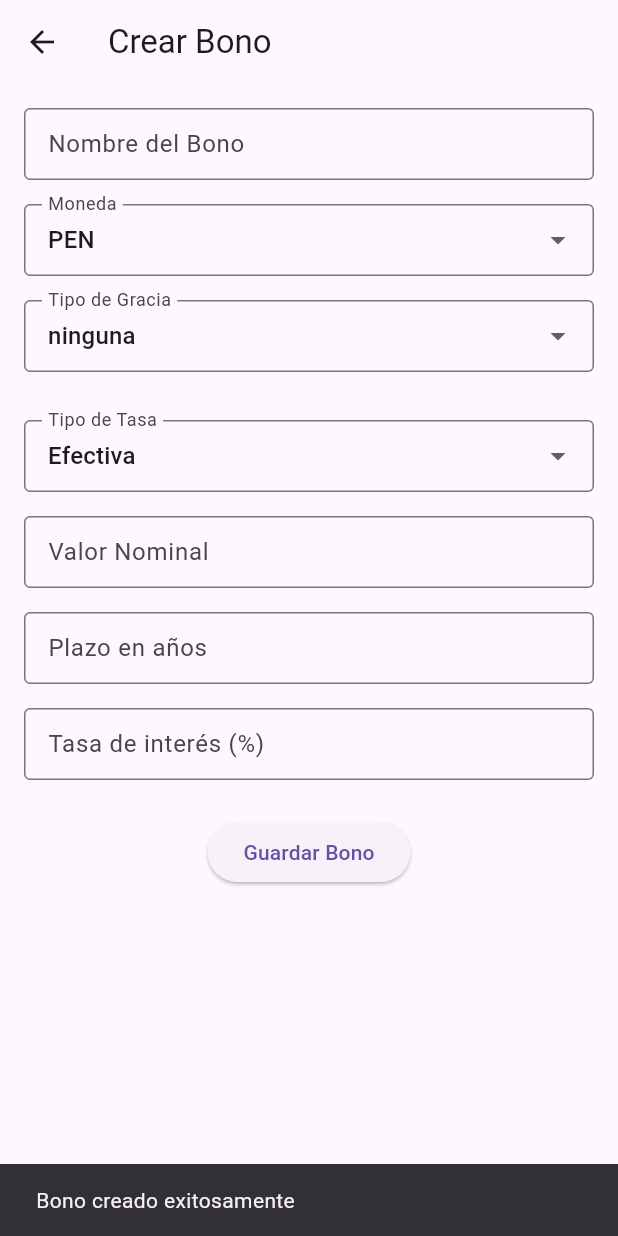
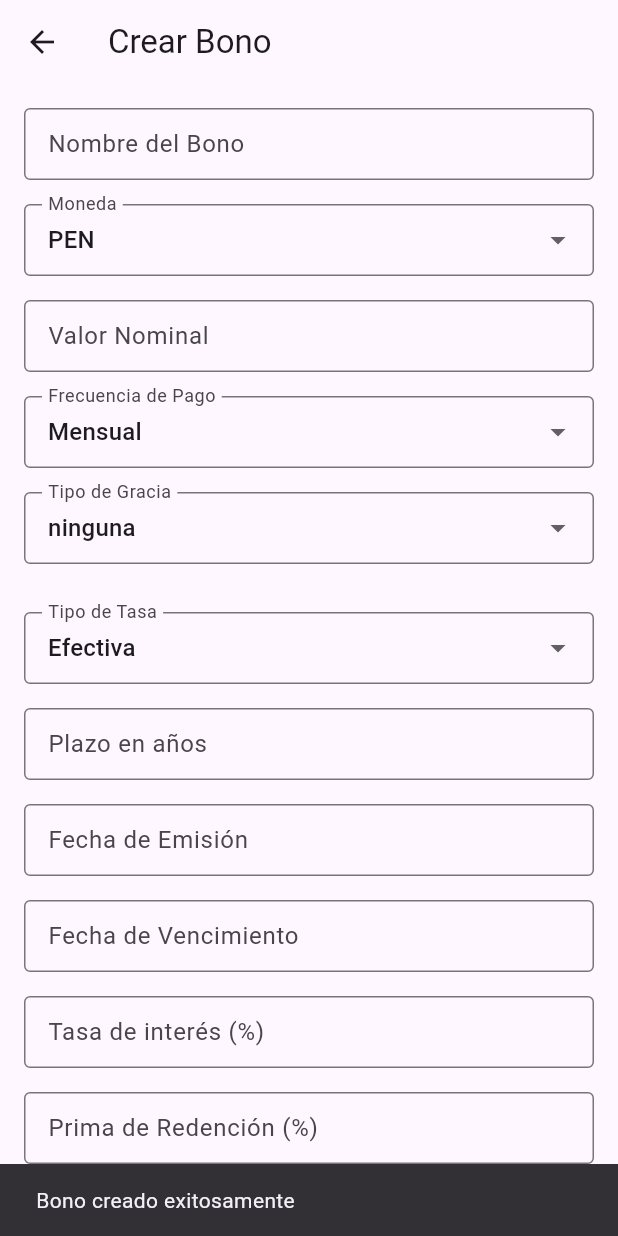
Before and after one commit to AppFinanzasGrupo4/flutter-app, a Flutter app: the CrearBonoScreen screen opened directly, after a tap on "Guardar Bono", on a phone screen of 412 x 824 dp. Run offline on Flutter 3.47's test engine with Material 3 defaults, Android fonts, the phone set to English and light mode, and no system bars; our stand-ins replace sqflite; accounts and stored records are empty.

Commit message:
Complete bono data

```diff
--- a/lib/core/constants/monedas.dart
+++ b/lib/core/constants/monedas.dart
@@ -1 +1 @@
-const monedas = ['PEN', 'USD', 'EUR', 'JPY', 'CLP', 'MXN', 'ARS', 'BRL'];
+const monedas = ['PEN', 'USD', 'EUR'];
--- a/lib/data/datasources/bono_local_datasource.dart
+++ b/lib/data/datasources/bono_local_datasource.dart
@@ -33,7 +33,11 @@ class BonoLocalDatasource {
             plazo INTEGER,
             tasaInteres REAL,
             tipoGracia TEXT,
-            periodoGracia INTEGER
+            periodoGracia INTEGER,
+            frecuenciaPago TEXT,
+            fechaEmision TEXT,
+            fechaVencimiento TEXT,
+            primaRedencion REAL
           )
         ''');
       },
--- a/lib/data/models/bono_model.dart
+++ b/lib/data/models/bono_model.dart
@@ -15,6 +15,10 @@ class BonoModel extends BonoEntity {
     required super.tasaInteres,
     required super.tipoGracia,
     required super.periodoGracia,
+    required super.frecuenciaPago,
+    required super.fechaEmision,
+    required super.fechaVencimiento,
+    required super.primaRedencion,
   });
 
   Map<String, dynamic> toMap() {
@@ -28,6 +32,10 @@ class BonoModel extends BonoEntity {
       'tasaInteres': tasaInteres,
       'tipoGracia': tipoGracia.name,
       'periodoGracia': periodoGracia,
+      'frecuenciaPago': frecuenciaPago,
+      'fechaEmision': fechaEmision.toIso8601String(),
+      'fechaVencimiento': fechaVencimiento.toIso8601String(),
+      'primaRedencion': primaRedencion,
     };
   }
 
@@ -45,6 +53,10 @@ class BonoModel extends BonoEntity {
         (e) => e.name == map['tipoGracia'],
       ),
       periodoGracia: map['periodoGracia'],
+      frecuenciaPago: map['frecuenciaPago'],
+      fechaEmision: DateTime.parse(map['fechaEmision']),
+      fechaVencimiento: DateTime.parse(map['fechaVencimiento']),
+      primaRedencion: map['primaRedencion'],
     );
   }
 }
--- a/lib/data/repositories/bono_repository_impl.dart
+++ b/lib/data/repositories/bono_repository_impl.dart
@@ -21,6 +21,10 @@ class BonoRepositoryImpl implements BonoRepository {
       tasaInteres: bono.tasaInteres,
       tipoGracia: bono.tipoGracia,
       periodoGracia: bono.periodoGracia,
+      frecuenciaPago: bono.frecuenciaPago,
+      fechaEmision: bono.fechaEmision,
+      fechaVencimiento: bono.fechaVencimiento,
+      primaRedencion: bono.primaRedencion,
     );
     return datasource.saveBono(model);
   }
--- a/lib/domain/entities/bono_entity.dart
+++ b/lib/domain/entities/bono_entity.dart
@@ -10,6 +10,10 @@ class BonoEntity {
   final double tasaInteres;
   final TipoGracia tipoGracia;
   final int periodoGracia;
+  final String frecuenciaPago; // mensual, trimestral, etc.
+  final DateTime fechaEmision;
+  final DateTime fechaVencimiento;
+  final double primaRedencion; // porcentaje
 
   BonoEntity({
     required this.nombre,
@@ -21,5 +25,9 @@ class BonoEntity {
     required this.tasaInteres,
     required this.tipoGracia,
     required this.periodoGracia,
+    required this.frecuenciaPago,
+    required this.fechaEmision,
+    required this.fechaVencimiento,
+    required this.primaRedencion,
   });
 }
--- a/lib/presentation/screens/crear_bono_screen.dart
+++ b/lib/presentation/screens/crear_bono_screen.dart
@@ -23,6 +23,9 @@ class _CrearBonoScreenState extends State<CrearBonoScreen> {
   String? tipoTasa;
   String? capitalizacion;
 
+  DateTime? fechaEmision;
+  DateTime? fechaVencimiento;
+
   TipoGracia tipoGracia = TipoGracia.ninguna;
 
   final _nombreCtrl = TextEditingController();
@@ -30,6 +33,10 @@ class _CrearBonoScreenState extends State<CrearBonoScreen> {
   final _plazoCtrl = TextEditingController();
   final _tasaCtrl = TextEditingController();
   final _periodoGraciaCtrl = TextEditingController();
+  final _fechaEmisionCtrl = TextEditingController();
+  final _fechaVencimientoCtrl = TextEditingController();
+  final _primaRedencionCtrl = TextEditingController();
+  final _frecuenciaPagoCtrl = TextEditingController(text: 'Mensual');
 
   final capitalizaciones = [
     'Mensual',
@@ -59,6 +66,14 @@ class _CrearBonoScreenState extends State<CrearBonoScreen> {
         _periodoGraciaCtrl.text =
             widget.bonoExistente!.periodoGracia.toString();
       }
+      _frecuenciaPagoCtrl.text = widget.bonoExistente!.frecuenciaPago;
+      _fechaEmisionCtrl.text = widget.bonoExistente!.fechaEmision.toString();
+      _fechaVencimientoCtrl.text =
+          widget.bonoExistente!.fechaVencimiento.toString();
+      _primaRedencionCtrl.text =
+          widget.bonoExistente!.primaRedencion.toString();
+      fechaEmision = widget.bonoExistente!.fechaEmision;
+      fechaVencimiento = widget.bonoExistente!.fechaVencimiento;
     }
   }
 
@@ -71,6 +86,10 @@ class _CrearBonoScreenState extends State<CrearBonoScreen> {
       _valorNominalCtrl.text = bono.valorNominal.toString();
       _plazoCtrl.text = bono.plazo.toString();
       _tasaCtrl.text = bono.tasaInteres.toString();
+      _fechaEmisionCtrl.text = bono.fechaEmision.toString();
+      _fechaVencimientoCtrl.text = bono.fechaVencimiento.toString();
+      _primaRedencionCtrl.text = bono.primaRedencion.toString();
+      _frecuenciaPagoCtrl.text = bono.frecuenciaPago.toString();
 
       setState(() {
         moneda = bono.moneda;
@@ -123,7 +142,25 @@ class _CrearBonoScreenState extends State<CrearBonoScreen> {
                 onChanged: (value) => setState(() => moneda = value),
               ),
               const SizedBox(height: 16),
+              TextFormField(
+                controller: _valorNominalCtrl,
+                keyboardType: TextInputType.number,
+                decoration: inputDecoration('Valor Nominal'),
+              ),
+              const SizedBox(height: 16),
 
+              DropdownButtonFormField<String>(
+                decoration: inputDecoration('Frecuencia de Pago'),
+                value: 'Mensual', // Asignar valor por defecto
+                items:
+                    ['Mensual', 'Bimestral', 'Trimestral', 'Semestral', 'Anual']
+                        .map((f) => DropdownMenuItem(value: f, child: Text(f)))
+                        .toList(),
+                onChanged: (value) {
+                  // No se necesita lógica aquí, ya que es un valor por defecto
+                },
+              ),
+              const SizedBox(height: 16),
               DropdownButtonFormField<TipoGracia>(
                 value: tipoGracia,
                 decoration: inputDecoration('Tipo de Gracia'),
@@ -151,7 +188,9 @@ class _CrearBonoScreenState extends State<CrearBonoScreen> {
                 TextFormField(
                   controller: _periodoGraciaCtrl,
                   keyboardType: TextInputType.number,
-                  decoration: inputDecoration('Periodo de Gracia (en meses)'),
+                  decoration: inputDecoration(
+                    'Periodo de Gracia (en frecuencias)',
+                  ),
                   validator: (value) {
                     if (tipoGracia != TipoGracia.ninguna &&
                         (value == null || value.isEmpty)) {
@@ -191,12 +230,7 @@ class _CrearBonoScreenState extends State<CrearBonoScreen> {
                   onChanged: (value) => setState(() => capitalizacion = value),
                 ),
               ],
-              const SizedBox(height: 16),
-              TextFormField(
-                controller: _valorNominalCtrl,
-                keyboardType: TextInputType.number,
-                decoration: inputDecoration('Valor Nominal'),
-              ),
+
               const SizedBox(height: 16),
               TextFormField(
                 controller: _plazoCtrl,
@@ -205,9 +239,63 @@ class _CrearBonoScreenState extends State<CrearBonoScreen> {
               ),
               const SizedBox(height: 16),
               TextFormField(
+                decoration: inputDecoration('Fecha de Emisión'),
+                controller: _fechaEmisionCtrl,
+                readOnly: true,
+                onTap: () async {
+                  final fecha = await showDatePicker(
+                    context: context,
+                    initialDate: DateTime.now(),
+                    firstDate: DateTime(2000),
+                    lastDate: DateTime(2100),
+                  );
+                  if (fecha != null) {
+                    setState(() {
+                      fechaEmision = fecha;
+                      _fechaEmisionCtrl.text = fecha.toIso8601String();
+                      _fechaVencimientoCtrl.text =
+                          fecha
+                              .add(
+                                Duration(
+                                  days:
+                                      (int.tryParse(_plazoCtrl.text) ?? 0) *
+                                      360,
+                                ),
+                              )
+                              .toIso8601String();
+                    });
+                  }
+                },
+              ),
+              const SizedBox(height: 16),
+              TextFormField(
+                controller: _fechaVencimientoCtrl,
+                readOnly: true,
+                decoration: inputDecoration('Fecha de Vencimiento'),
+              ),
+              const SizedBox(height: 16),
+              TextFormField(
                 controller: _tasaCtrl,
                 keyboardType: TextInputType.number,
                 decoration: inputDecoration('Tasa de interés (%)'),
+              ),
+              const SizedBox(height: 16),
+              TextFormField(
+                decoration: inputDecoration('Prima de Redención (%)'),
+                keyboardType: TextInputType.number,
+                controller: _primaRedencionCtrl,
+                onChanged: (value) {
+                  // Validar que sea un número válido
+                  if (value.isNotEmpty && double.tryParse(value) == null) {
+                    ScaffoldMessenger.of(context).showSnackBar(
+                      const SnackBar(
+                        content: Text(
+                          'Ingrese un valor numérico válido para la prima de redención.',
+                        ),
+                      ),
+                    );
+                  }
+                },
               ),
               const SizedBox(height: 24),
               ElevatedButton(
@@ -233,6 +321,17 @@ class _CrearBonoScreenState extends State<CrearBonoScreen> {
                           tipoGracia != TipoGracia.ninguna
                               ? int.tryParse(_periodoGraciaCtrl.text) ?? 0
                               : 0,
+                      frecuenciaPago: 'Mensual', // Asignar valor por defecto
+                      fechaEmision: DateTime.now(),
+                      fechaVencimiento: DateTime.now().add(
+                        Duration(
+                          days:
+                              (int.tryParse(_plazoCtrl.text) ?? 0) *
+                              360, // Asignar fecha de vencimiento
+                        ),
+                      ),
+                      primaRedencion:
+                          double.tryParse(_primaRedencionCtrl.text) ?? 0,
                     );
 
                     final db = await BonoLocalDatasource().database;
```
Also changed, not shown: 1 other file.
